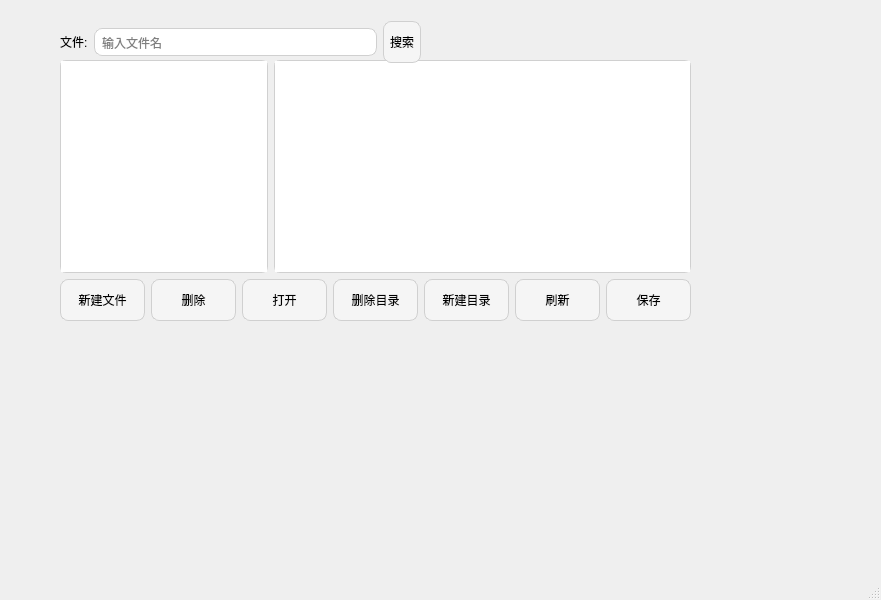
This is mainwindow.ui in FfCr9/FileSystemProject as Qt 5 draws it before an edit. The edited form follows.
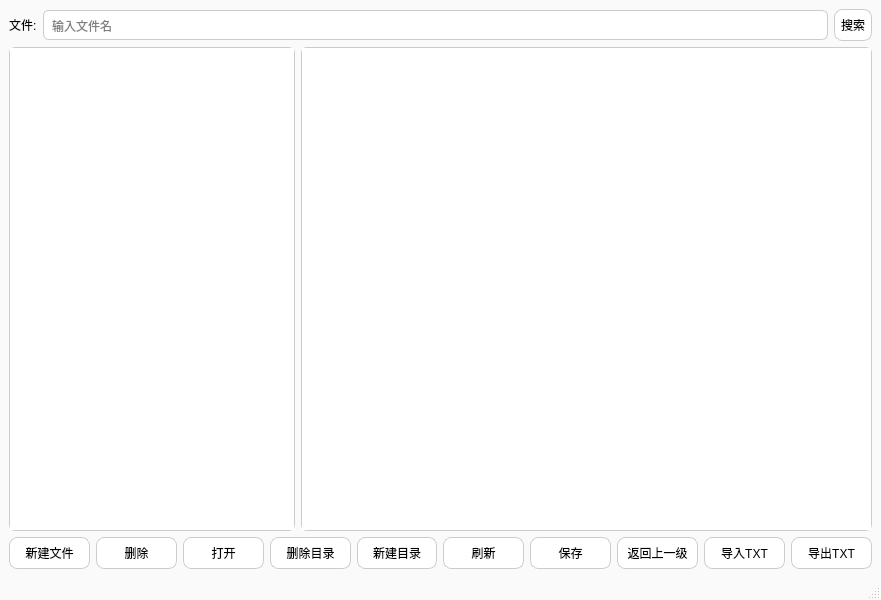
This is the edited form.

```diff
--- a/mainwindow.ui
+++ b/mainwindow.ui
@@ -10,52 +10,83 @@
     <height>600</height>
    </rect>
   </property>
+  <property name="maximumSize">
+   <size>
+    <width>881</width>
+    <height>16777215</height>
+   </size>
+  </property>
   <property name="windowTitle">
    <string>文件系统</string>
   </property>
   <property name="styleSheet">
-   <string notr="true">QPushButton{
-    background:#f5f5f5;
-    border:1px solid #d0d0d0;
+   <string notr="true">QMainWindow{
+    background:#fafafa;
+}
+
+QPushButton{
+    border:1px solid #cccccc;
     border-radius:8px;
     padding:6px;
-    min-height:28px;
+    background:white;
 }
 
 QPushButton:hover{
-    background:#e3f2fd;
-}
-
-QPushButton:pressed{
-    background:#cce5ff;
+    background:#dbeafe;
 }
 
 QLineEdit{
-    border:1px solid #d0d0d0;
-    border-radius:8px;
-    padding:5px;
-}
-
-QTextEdit{
-    border:1px solid #d0d0d0;
+    border:1px solid #cccccc;
     border-radius:6px;
+    padding:6px;
 }
 
 QTreeWidget{
-    border:1px solid #d0d0d0;
+    border:1px solid #cccccc;
+    border-radius:6px;
+}
+
+QTextEdit{
+    border:1px solid #cccccc;
     border-radius:6px;
 }</string>
   </property>
   <widget class="QWidget" name="centralwidget">
-   <widget class="QWidget" name="layoutWidget">
-    <property name="geometry">
-     <rect>
-      <x>60</x>
-      <y>60</y>
-      <width>631</width>
-      <height>261</height>
-     </rect>
-    </property>
+   <property name="maximumSize">
+    <size>
+     <width>881</width>
+     <height>16777215</height>
+    </size>
+   </property>
+   <layout class="QVBoxLayout" name="verticalLayout_3">
+    <item>
+     <layout class="QVBoxLayout" name="verticalLayout_2">
+      <item>
+       <layout class="QHBoxLayout" name="horizontalLayout_3">
+        <item>
+         <widget class="QLabel" name="label">
+          <property name="text">
+           <string>文件:</string>
+          </property>
+         </widget>
+        </item>
+        <item>
+         <widget class="QLineEdit" name="fileNameEdit">
+          <property name="placeholderText">
+           <string>输入文件名</string>
+          </property>
+         </widget>
+        </item>
+        <item>
+         <widget class="QPushButton" name="searchBtn">
+          <property name="text">
+           <string>搜索</string>
+          </property>
+         </widget>
+        </item>
+       </layout>
+      </item>
+      <item>
     <layout class="QVBoxLayout" name="verticalLayout">
      <item>
       <layout class="QHBoxLayout" name="horizontalLayout" stretch="1,2">
@@ -130,43 +161,34 @@
          </property>
         </widget>
        </item>
-      </layout>
-     </item>
-    </layout>
-   </widget>
-   <widget class="QWidget" name="horizontalLayoutWidget">
-    <property name="geometry">
-     <rect>
-      <x>60</x>
-      <y>20</y>
-      <width>361</width>
-      <height>44</height>
-     </rect>
-    </property>
-    <layout class="QHBoxLayout" name="horizontalLayout_3">
      <item>
-      <widget class="QLabel" name="label">
+           <widget class="QPushButton" name="backBtn">
        <property name="text">
-        <string>文件:</string>
+             <string>返回上一级</string>
        </property>
       </widget>
      </item>
      <item>
-      <widget class="QLineEdit" name="fileNameEdit">
-       <property name="placeholderText">
-        <string>输入文件名</string>
+           <widget class="QPushButton" name="importBtn">
+            <property name="text">
+             <string>导入TXT</string>
        </property>
       </widget>
      </item>
      <item>
-      <widget class="QPushButton" name="searchBtn">
+           <widget class="QPushButton" name="exportBtn">
        <property name="text">
-        <string>搜索</string>
+             <string>导出TXT</string>
        </property>
       </widget>
      </item>
     </layout>
-   </widget>
+        </item>
+       </layout>
+      </item>
+     </layout>
+    </item>
+   </layout>
   </widget>
   <widget class="QMenuBar" name="menubar">
    <property name="geometry">
```
Lines whose indentation alone changed are shown as unchanged.
